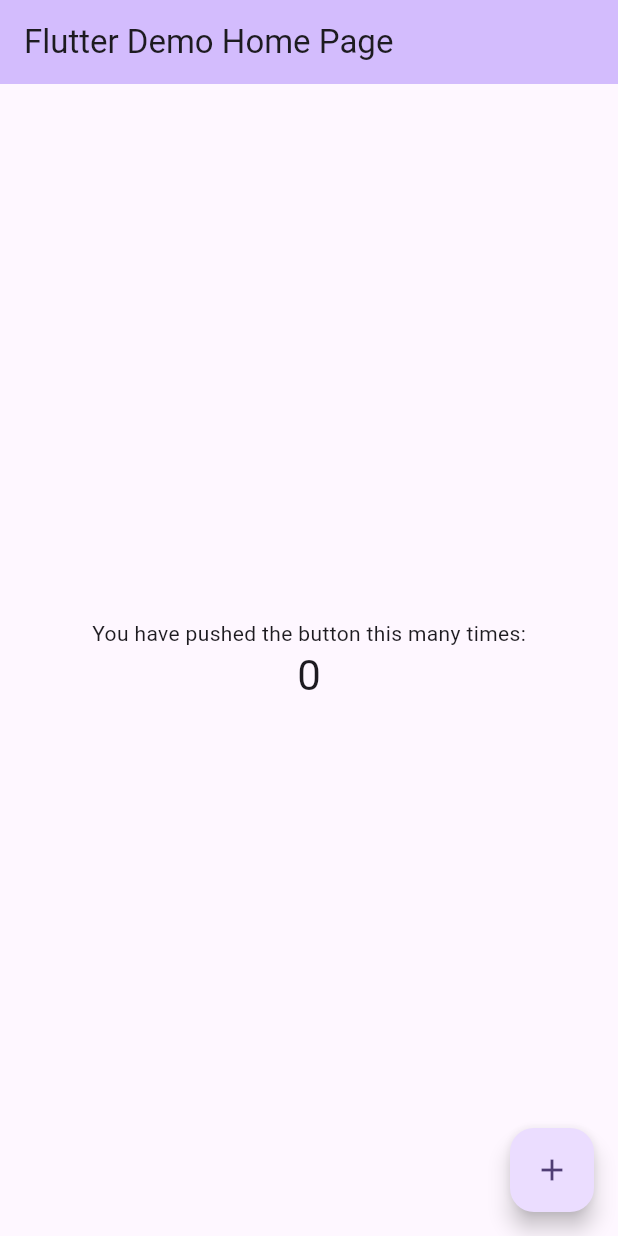
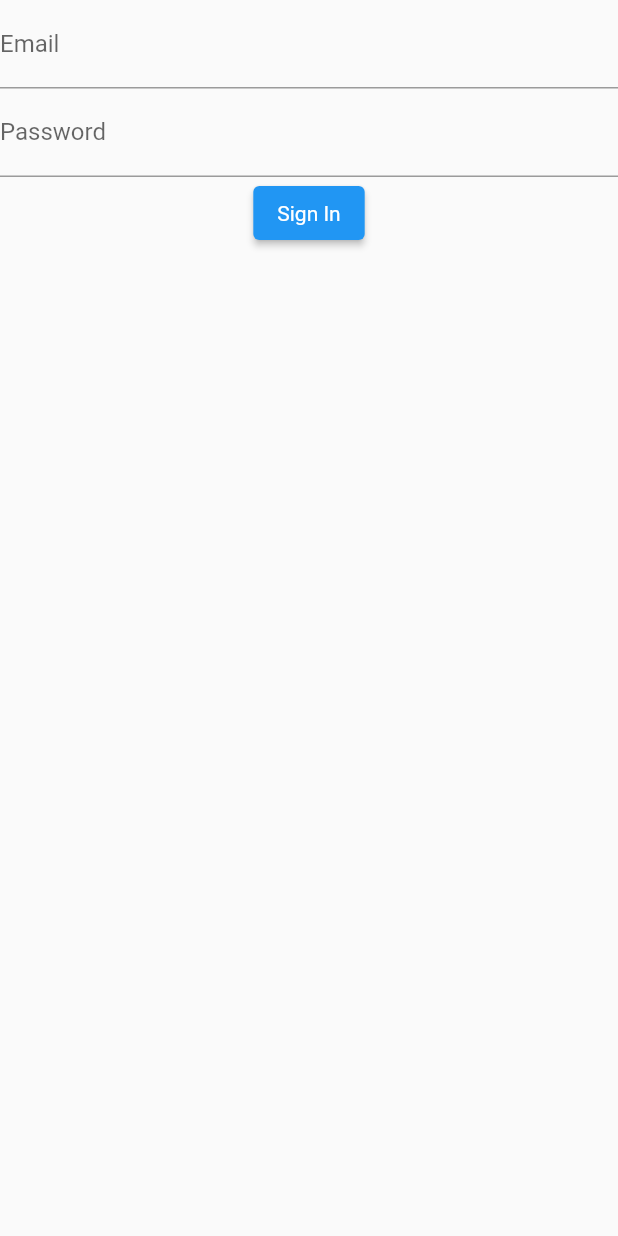
Before and after one commit to mbinoti/ecommerceapp, a Flutter app: the screen it shows after launch, on a phone screen of 412 x 824 dp. Run offline on Flutter 3.47's test engine with Material 2 defaults, Android fonts, the phone set to English and light mode, and no system bars; our stand-ins replace firebase_auth, firebase_core; accounts and stored records are empty.

Commit message:
login firebase

```diff
--- /dev/null
+++ b/lib/login_page.dart
@@ -0,0 +1,51 @@
+import 'package:flutter/material.dart';
+import 'login_notifier.dart';
+
+class LoginPage extends StatelessWidget {
+  final LoginNotifier loginNotifier;
+
+  LoginPage({required this.loginNotifier});
+
+  final TextEditingController emailController = TextEditingController();
+  final TextEditingController passwordController = TextEditingController();
+
+  @override
+  Widget build(BuildContext context) {
+    return Scaffold(
+      body: ValueListenableBuilder<LoginState>(
+        valueListenable: loginNotifier,
+        builder: (context, state, child) {
+          if (state.loading) {
+            return const SizedBox(
+              width: 40,
+              height: 40,
+              child: CircularProgressIndicator(),
+            );
+          }
+          return Column(
+            children: <Widget>[
+              TextField(
+                controller: emailController,
+                decoration: const InputDecoration(labelText: 'Email'),
+              ),
+              TextField(
+                controller: passwordController,
+                decoration: const InputDecoration(labelText: 'Password'),
+                obscureText: true,
+              ),
+              ElevatedButton(
+                onPressed: () async {
+                  await loginNotifier.login(
+                      emailController.text, passwordController.text);
+                },
+                child: const Text('Sign In'),
+              ),
+              if (state.error.isNotEmpty) Text(state.error),
+              if (state.loggedIn) const Text('Logged In'),
+            ],
+          );
+        },
+      ),
+    );
+  }
+}
--- a/lib/main.dart
+++ b/lib/main.dart
@@ -1,132 +1,34 @@
 import 'package:flutter/material.dart';
-import 'package:ecommerceapp/firebase_options.dart';
 import 'package:firebase_core/firebase_core.dart';
+import 'login_repository.dart';
+import 'login_notifier.dart';
+import 'login_page.dart';
+import 'register_page.dart';
+import 'package:firebase_auth/firebase_auth.dart';
 
-void main() async {
+Future<void> main() async {
   WidgetsFlutterBinding.ensureInitialized();
-  await Firebase.initializeApp(
-    // name: 'ecommerceapp',
-    options: DefaultFirebaseOptions.currentPlatform,
-  );
-  runApp(const MyApp());
+  await Firebase.initializeApp();
+  runApp(MyApp());
 }
 
 class MyApp extends StatelessWidget {
-  const MyApp({super.key});
+  final LoginRepository loginRepository =
+      LoginRepository(firebaseAuth: FirebaseAuth.instance);
 
-  // This widget is the root of your application.
   @override
   Widget build(BuildContext context) {
     return MaterialApp(
-      title: 'Flutter Demo',
+      title: 'Login',
       theme: ThemeData(
-        // This is the theme of your application.
-        //
-        // TRY THIS: Try running your application with "flutter run". You'll see
-        // the application has a blue toolbar. Then, without quitting the app,
-        // try changing the seedColor in the colorScheme below to Colors.green
-        // and then invoke "hot reload" (save your changes or press the "hot
-        // reload" button in a Flutter-supported IDE, or press "r" if you used
-        // the command line to start the app).
-        //
-        // Notice that the counter didn't reset back to zero; the application
-        // state is not lost during the reload. To reset the state, use hot
-        // restart instead.
-        //
-        // This works for code too, not just values: Most code changes can be
-        // tested with just a hot reload.
-        colorScheme: ColorScheme.fromSeed(seedColor: Colors.deepPurple),
-        useMaterial3: true,
+        primarySwatch: Colors.blue,
       ),
-      home: const MyHomePage(title: 'Flutter Demo Home Page'),
+      home: LoginPage(
+          loginNotifier: LoginNotifier(loginRepository: loginRepository)),
+      routes: {
+        '/register': (_) => RegisterPage(
+            loginNotifier: LoginNotifier(loginRepository: loginRepository)),
+      },
     );
   }
 }
-
-class MyHomePage extends StatefulWidget {
-  const MyHomePage({super.key, required this.title});
-
-  // This widget is the home page of your application. It is stateful, meaning
-  // that it has a State object (defined below) that contains fields that affect
-  // how it looks.
-
-  // This class is the configuration for the state. It holds the values (in this
-  // case the title) provided by the parent (in this case the App widget) and
-  // used by the build method of the State. Fields in a Widget subclass are
-  // always marked "final".
-
-  final String title;
-
-  @override
-  State<MyHomePage> createState() => _MyHomePageState();
-}
-
-class _MyHomePageState extends State<MyHomePage> {
-  int _counter = 0;
-
-  void _incrementCounter() {
-    setState(() {
-      // This call to setState tells the Flutter framework that something has
-      // changed in this State, which causes it to rerun the build method below
-      // so that the display can reflect the updated values. If we changed
-      // _counter without calling setState(), then the build method would not be
-      // called again, and so nothing would appear to happen.
-      _counter++;
-    });
-  }
-
-  @override
-  Widget build(BuildContext context) {
-    // This method is rerun every time setState is called, for instance as done
-    // by the _incrementCounter method above.
-    //
-    // The Flutter framework has been optimized to make rerunning build methods
-    // fast, so that you can just rebuild anything that needs updating rather
-    // than having to individually change instances of widgets.
-    return Scaffold(
-      appBar: AppBar(
-        // TRY THIS: Try changing the color here to a specific color (to
-        // Colors.amber, perhaps?) and trigger a hot reload to see the AppBar
-        // change color while the other colors stay the same.
-        backgroundColor: Theme.of(context).colorScheme.inversePrimary,
-        // Here we take the value from the MyHomePage object that was created by
-        // the App.build method, and use it to set our appbar title.
-        title: Text(widget.title),
-      ),
-      body: Center(
-        // Center is a layout widget. It takes a single child and positions it
-        // in the middle of the parent.
-        child: Column(
-          // Column is also a layout widget. It takes a list of children and
-          // arranges them vertically. By default, it sizes itself to fit its
-          // children horizontally, and tries to be as tall as its parent.
-          //
-          // Column has various properties to control how it sizes itself and
-          // how it positions its children. Here we use mainAxisAlignment to
-          // center the children vertically; the main axis here is the vertical
-          // axis because Columns are vertical (the cross axis would be
-          // horizontal).
-          //
-          // TRY THIS: Invoke "debug painting" (choose the "Toggle Debug Paint"
-          // action in the IDE, or press "p" in the console), to see the
-          // wireframe for each widget.
-          mainAxisAlignment: MainAxisAlignment.center,
-          children: <Widget>[
-            const Text(
-              'You have pushed the button this many times:',
-            ),
-            Text(
-              '$_counter',
-              style: Theme.of(context).textTheme.headlineMedium,
-            ),
-          ],
-        ),
-      ),
-      floatingActionButton: FloatingActionButton(
-        onPressed: _incrementCounter,
-        tooltip: 'Increment',
-        child: const Icon(Icons.add),
-      ), // This trailing comma makes auto-formatting nicer for build methods.
-    );
-  }
-}
```
Also changed, not shown: lib/register_page.dart (added, +54 -0 lines), 1 other file.
